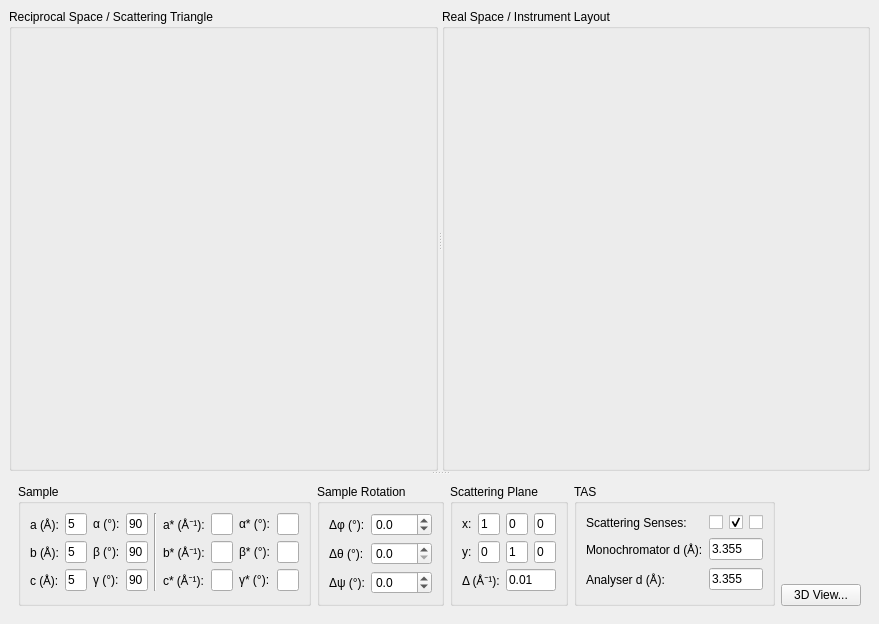
First picture: the form in ui/taz.ui, repository tweber-ill/frm_mirror-takin1, before the edit.
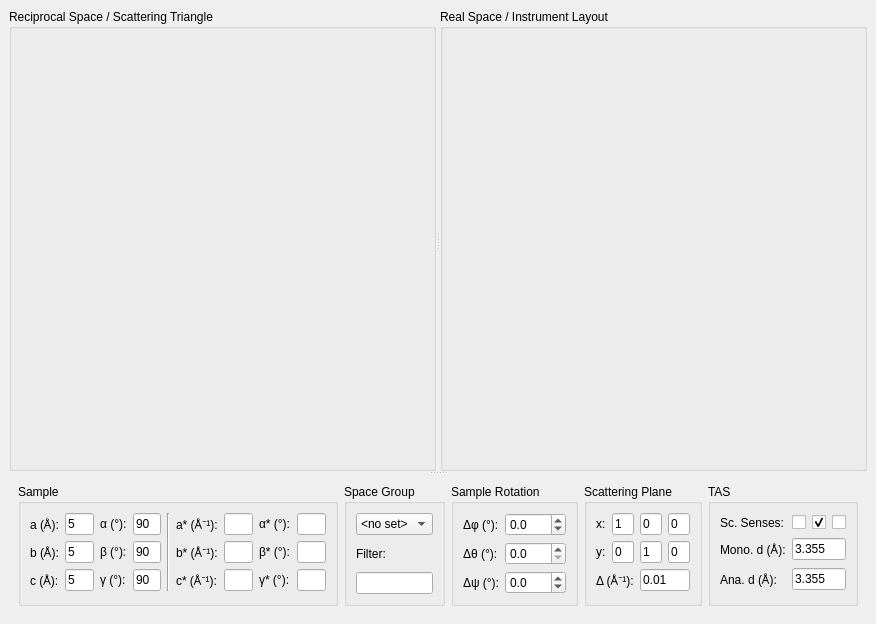
Second picture: the form after the edit.

Commit message: added space groups

```diff
--- a/ui/taz.ui
+++ b/ui/taz.ui
@@ -272,7 +272,7 @@
           </layout>
          </widget>
         </item>
-        <item row="0" column="2" rowspan="3">
+        <item row="0" column="3" rowspan="3">
          <widget class="QGroupBox" name="groupBox_4">
           <property name="sizePolicy">
            <sizepolicy hsizetype="Preferred" vsizetype="Preferred">
@@ -357,7 +357,7 @@
           </layout>
          </widget>
         </item>
-        <item row="0" column="3" rowspan="3">
+        <item row="0" column="4" rowspan="3">
          <widget class="QGroupBox" name="groupBox_5">
           <property name="title">
            <string>TAS</string>
@@ -366,14 +366,14 @@
            <item row="1" column="0">
             <widget class="QLabel" name="label_9">
              <property name="text">
-              <string>Monochromator d (Å):</string>
+              <string>Mono. d (Å):</string>
              </property>
             </widget>
            </item>
            <item row="2" column="0">
             <widget class="QLabel" name="label_10">
              <property name="text">
-              <string>Analyser d (Å):</string>
+              <string>Ana. d (Å):</string>
              </property>
             </widget>
            </item>
@@ -400,7 +400,7 @@
            <item row="0" column="0">
             <widget class="QLabel" name="label_17">
              <property name="text">
-              <string>Scattering Senses:</string>
+              <string>Sc. Senses:</string>
              </property>
             </widget>
            </item>
@@ -431,7 +431,7 @@
           </layout>
          </widget>
         </item>
-        <item row="0" column="1" rowspan="3">
+        <item row="0" column="2" rowspan="3">
          <widget class="QGroupBox" name="groupBox_3">
           <property name="title">
            <string>Sample Rotation</string>
@@ -509,11 +509,32 @@
           </layout>
          </widget>
         </item>
-        <item row="2" column="4">
-         <widget class="QPushButton" name="btn3D">
-          <property name="text">
-           <string>3D View...</string>
+        <item row="0" column="1" rowspan="3">
+         <widget class="QGroupBox" name="groupBox">
+          <property name="title">
+           <string>Space Group</string>
           </property>
+          <layout class="QGridLayout" name="gridLayout_7">
+           <item row="0" column="0">
+            <widget class="QComboBox" name="comboSpaceGroups">
+             <item>
+              <property name="text">
+               <string>&lt;no set&gt;</string>
+              </property>
+             </item>
+            </widget>
+           </item>
+           <item row="1" column="0">
+            <widget class="QLabel" name="label_22">
+             <property name="text">
+              <string>Filter:</string>
+             </property>
+            </widget>
+           </item>
+           <item row="2" column="0">
+            <widget class="QLineEdit" name="editSpaceGroupsFilter"/>
+           </item>
+          </layout>
          </widget>
         </item>
        </layout>
```
Left out of the diff: 31 changed lines with no effect on the pictures. The commit also changes 10 other files.
